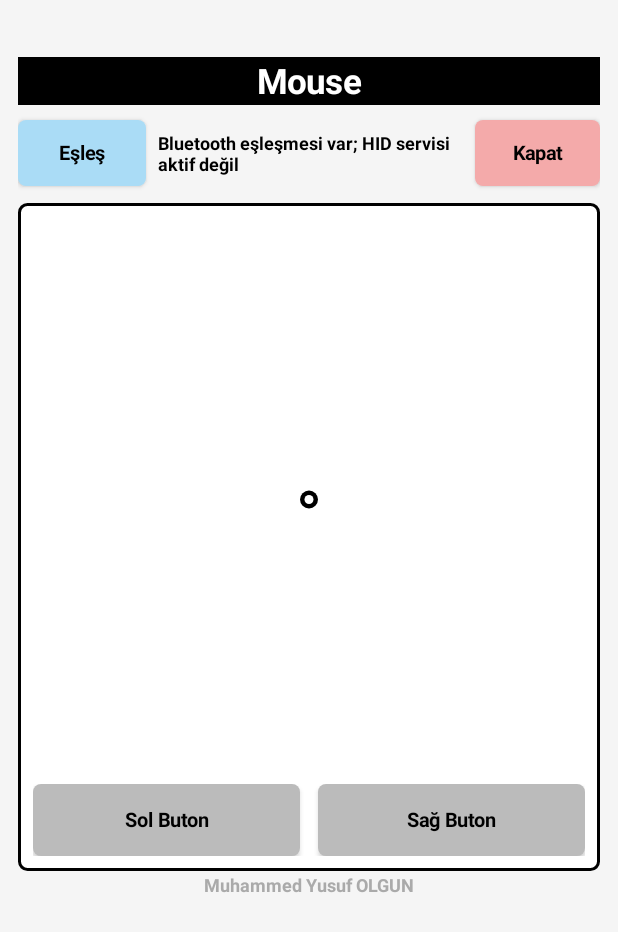
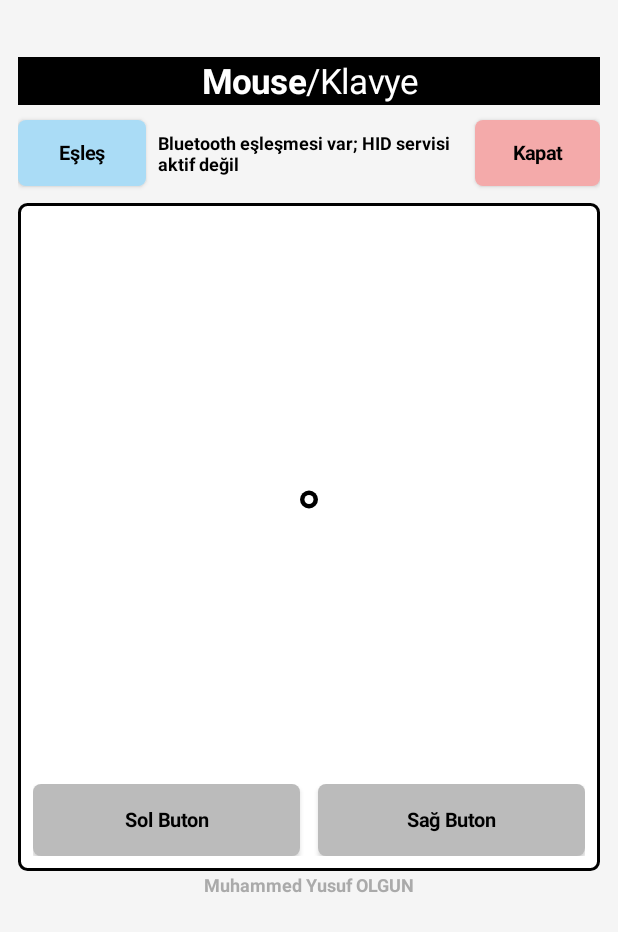
Before and after one commit to muhammedyusufolgun/Mouse, an Android app: the screen it shows after launch (MainActivity), on a phone screen of 412 x 824 dp. Shown: the top 932 px of the screen. Run offline under Robolectric (Android 15) with nearby library versions, the phone set to English and light mode, and no system bars.

Commit message:
Display Mouse/Klavye and Klavye/Mouse with bold active mode

```diff
--- a/app/src/main/java/com/olgun/mouse/MainActivity.java
+++ b/app/src/main/java/com/olgun/mouse/MainActivity.java
@@ -15,6 +15,9 @@ import android.graphics.drawable.GradientDrawable;
 import android.view.*;
 import android.view.inputmethod.InputMethodManager;
 import android.text.Editable;
+import android.text.SpannableString;
+import android.text.Spanned;
+import android.text.style.StyleSpan;
 import android.text.TextWatcher;
 import android.widget.*;
 import java.util.*;
@@ -103,13 +106,19 @@ public class MainActivity extends Activity {
         Button b=new Button(this);b.setText(text);b.setTextColor(Color.BLACK);b.setAllCaps(false);
         b.setTextSize(13);b.setTypeface(null,Typeface.BOLD);b.setPadding(dp(5),0,dp(5),0);b.setBackground(bg(color,0));return b;
     }
+    private CharSequence styledTitle(boolean keyboard){
+        String first=keyboard?"Klavye":"Mouse";
+        SpannableString s=new SpannableString(first+"/"+(keyboard?"Mouse":"Klavye"));
+        s.setSpan(new StyleSpan(Typeface.BOLD),0,first.length(),Spanned.SPAN_EXCLUSIVE_EXCLUSIVE);
+        return s;
+    }
     private void buildUi() {
         LinearLayout root=new LinearLayout(this);root.setOrientation(1);root.setPadding(dp(12),dp(38),dp(12),dp(2));
         root.setBackgroundColor(Color.rgb(245,245,245));setContentView(root);
-        TextView title=new TextView(this);title.setText("Mouse");title.setGravity(Gravity.CENTER);
-        title.setTextSize(23);title.setTypeface(null,Typeface.BOLD);title.setTextColor(Color.WHITE);
+        TextView title=new TextView(this);title.setText(styledTitle(false));title.setGravity(Gravity.CENTER);
+        title.setTextSize(23);title.setTypeface(null,Typeface.NORMAL);title.setTextColor(Color.WHITE);
         title.setBackgroundColor(Color.BLACK);root.addView(title,new LinearLayout.LayoutParams(-1,dp(32)));
-        title.setOnClickListener(v->{keyboardMode=!keyboardMode;title.setText(keyboardMode?"Klavye":"Mouse");
+        title.setOnClickListener(v->{keyboardMode=!keyboardMode;title.setText(styledTitle(keyboardMode));
             setRequestedOrientation(keyboardMode?ActivityInfo.SCREEN_ORIENTATION_SENSOR_LANDSCAPE:ActivityInfo.SCREEN_ORIENTATION_UNSPECIFIED);
             mousePanel.setVisibility(keyboardMode?View.GONE:View.VISIBLE);
             connectionRow.setVisibility(keyboardMode?View.GONE:View.VISIBLE);
```
